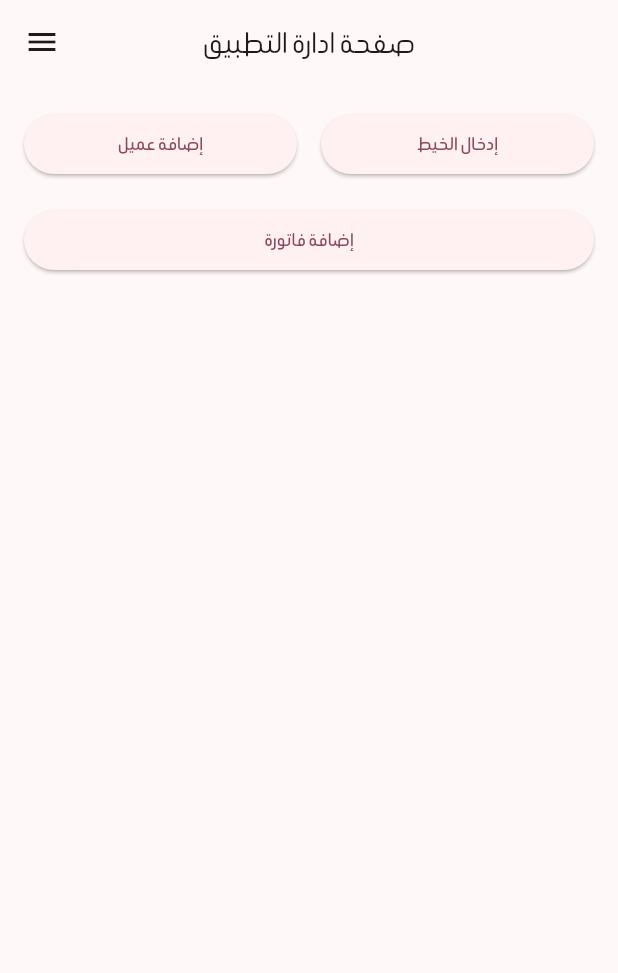
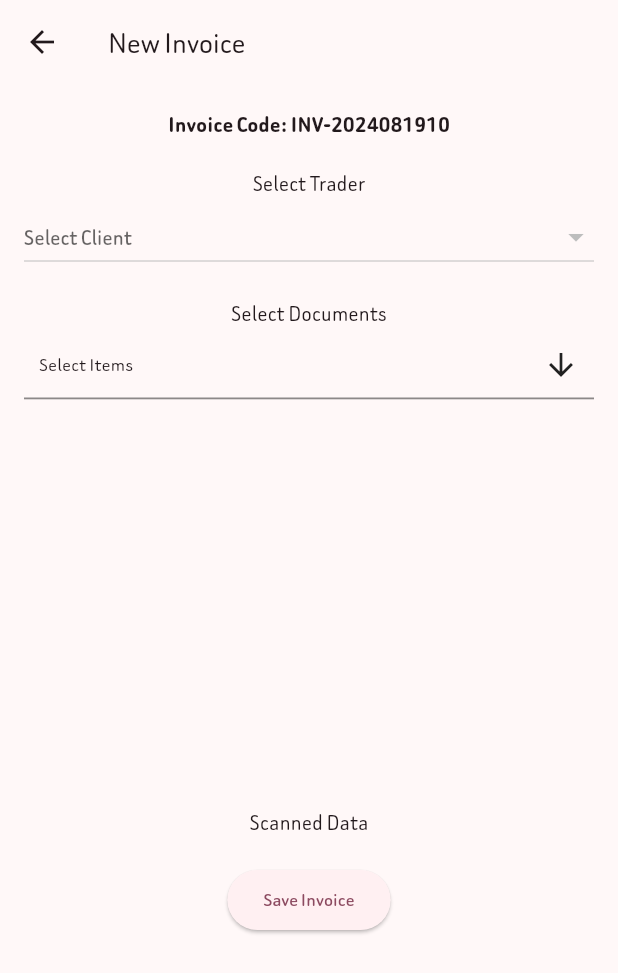
Before and after one commit to abozozzaher/panel_control, a Flutter app: the AdminHomePage screen opened directly with empty values, after a tap on "إضافة فاتورة", on a phone screen of 412 x 824 dp. Shown: the top 973 px of the screen. Run offline on Flutter 3.47's test engine with Material 3 defaults, Android fonts, the phone set to English and light mode, and no system bars; drawn by our look-alikes of multi_select_flutter; our stand-ins replace cached_network_image, cloud_firestore, file_picker, firebase_auth, firebase_core, firebase_storage and 9 more; missing offline and left inert: qr_code_scanner; accounts and stored records are empty; generated files the repository leaves out were written again.

Commit message:
وصلت عند عمل فاتورة

```diff
--- a/lib/main.dart
+++ b/lib/main.dart
@@ -17,6 +17,7 @@ import 'pages/addNewProduct/NewItem.dart';
 import 'pages/product/ProductPage.dart';
 import 'pages/scan/ScanItem.dart';
 import 'provider/scan_item_provider.dart';
+import 'provider/trader_provider.dart';
 import 'provider/user_provider.dart';
 import 'test.dart';
 import 'test2.dart';
@@ -37,6 +38,7 @@ void main() async {
 كل عملية ادخال تسجل واخراج تسجل وفي الحقل الاول يستجل التاريخ مثل
       formattedCreatedAt: '+ $codeIdYarn'
 وفي حال كان ادخال نضع + واخراج او ناقص -
+نضيف كلمة دخل او اخراج جانب القيمة لتصنيف الجملة هل هي ادخال او اخراج
 التفكير في طريقة عمل صفحة لادارة الموجودات وحسابات العميل
 اضافة مع جو كونتكس للصفحة نيفيكوتر بوش
 add novigator. push . context.go('/'); اريد بناء هذا الشكل
@@ -58,6 +60,7 @@ https://davbfr.github.io/dart_pdf/
         ChangeNotifierProvider<UserProvider>(create: (_) => userProvider),
         ChangeNotifierProvider<ScanItemProvider>(
             create: (_) => ScanItemProvider()),
+        ChangeNotifierProvider<TraderProvider>(create: (_) => TraderProvider()),
       ],
       child: MyApp(isLoggedIn: isLoggedIn),
     ),
--- a/lib/model/clien.dart
+++ b/lib/model/clien.dart
@@ -1,3 +1,4 @@
+import 'package:cloud_firestore/cloud_firestore.dart';
 import 'package:intl/intl.dart';
 
 class ClienData {
@@ -31,4 +32,16 @@ class ClienData {
       'codeIdClien': codeIdClien,
     };
   }
+
+  factory ClienData.fromMap(Map<String, dynamic> data) {
+    return ClienData(
+      fullNameArabic: data['fullNameArabic'],
+      fullNameEnglish: data['fullNameEnglish'],
+      address: data['address'],
+      phoneNumber: data['phoneNumber'],
+      createdAt:
+          DateFormat('yyyy-MM-dd HH:mm:ss', 'en').parse(data['createdAt']),
+      codeIdClien: data['codeIdClien'],
+    );
+  }
 }
--- /dev/null
+++ b/lib/model/invoice.dart
@@ -0,0 +1,13 @@
+class Invoice {
+  String invoiceCode;
+  String traderCode;
+  List<String> documentCodes;
+  List<String> scannedData;
+
+  Invoice({
+    required this.invoiceCode,
+    required this.traderCode,
+    required this.documentCodes,
+    required this.scannedData,
+  });
+}
--- a/lib/pages/adminHome.dart
+++ b/lib/pages/adminHome.dart
@@ -4,6 +4,7 @@ import 'package:go_router/go_router.dart';
 import '../generated/l10n.dart';
 import '../service/app_drawer.dart';
 import 'clien/addClien.dart';
+import 'invoice/newInvoice.dart';
 import 'yarn/addNewYarn.dart';
 
 class AdminHomePage extends StatefulWidget {
@@ -92,6 +93,13 @@ class _AdminHomePageState extends State<AdminHomePage> {
                     onPressed: () {
                       // هنا تضيف الكود الذي سيتم تنفيذه عند الضغط على الزر
                       print('تم الضغط على إضافة فاتورة');
+                      Navigator.of(context).push(
+                        MaterialPageRoute(
+                          builder: (context) => InvoiceNewAdd(
+                              toggleTheme: widget.toggleTheme,
+                              toggleLocale: widget.toggleTheme),
+                        ),
+                      );
                     },
                     child: Text('إضافة فاتورة'),
                   ),
--- /dev/null
+++ b/lib/pages/invoice/TraderDropdown.dart
@@ -0,0 +1,100 @@
+import 'package:cloud_firestore/cloud_firestore.dart';
+import 'package:flutter/material.dart';
+import 'package:provider/provider.dart';
+
+import '../../data/dataBase.dart';
+import '../../model/clien.dart';
+import '../../provider/trader_provider.dart';
+
+class TraderDropdown extends StatefulWidget {
+  @override
+  State<TraderDropdown> createState() => _TraderDropdownState();
+}
+
+class _TraderDropdownState extends State<TraderDropdown> {
+  List<ClienData> clients = [];
+  bool isLoading = true;
+  @override
+  void initState() {
+    super.initState();
+    fetchClientsFromFirebase();
+  }
+
+  Future<void> fetchClientsFromFirebase() async {
+    try {
+      QuerySnapshot snapshot =
+          await FirebaseFirestore.instance.collection('cliens').get();
+      setState(() {
+        clients = snapshot.docs.map((doc) {
+          return ClienData.fromMap(doc.data() as Map<String, dynamic>);
+        }).toList();
+        isLoading = false;
+      });
+    } catch (e) {
+      print('Error fetching clients: $e');
+      setState(() {
+        isLoading = false;
+      });
+    }
+  }
+
+  @override
+  Widget build(BuildContext context) {
+    return Consumer<TraderProvider>(
+      builder: (context, provider, child) {
+        if (isLoading) {
+          return CircularProgressIndicator();
+        }
+
+        return DropdownButton<String>(
+            hint: Text('Select Client'),
+            isExpanded: true,
+            items: clients.map((client) {
+              return DropdownMenuItem<String>(
+                value: client.codeIdClien,
+                child: Text(client.fullNameEnglish),
+              );
+            }).toList(),
+            onChanged: (String? selectedCode) async {
+              if (selectedCode != null) {
+                print('Selected Code: $selectedCode'); // للتحقق من الكود المحدد
+
+                final selectedClient = clients.firstWhere(
+                  (client) => client.codeIdClien == selectedCode,
+                  orElse: () => ClienData(
+                    fullNameArabic: '',
+                    fullNameEnglish: '',
+                    address: '',
+                    phoneNumber: '',
+                    createdAt: DateTime.now(),
+                    codeIdClien: '',
+                  ),
+                );
+
+                if (selectedClient != null) {
+                  print(
+                      'Client found: ${selectedClient.fullNameEnglish}'); // التحقق من العثور على العميل
+/*
+                  // حفظ بيانات العميل في Provider
+                  provider.setTrader(selectedClient.codeIdClien,
+                      selectedClient.fullNameEnglish);
+
+                  // حفظ بيانات العميل في SQLite
+                  final dbHelper = DatabaseHelper();
+                  await dbHelper.insertCodeDetails(
+                    selectedClient.codeIdClien,
+                    selectedClient.toMap().toString(),
+                  );
+*/
+                  ScaffoldMessenger.of(context).showSnackBar(
+                    SnackBar(content: Text('Client saved successfully')),
+                  );
+                } else {
+                  print('Client not found'); // في حالة عدم العثور على العميل
+                }
+              }
+            });
+      },
+    );
+  }
+}
--- /dev/null
+++ b/lib/pages/invoice/docDropdown.dart
@@ -0,0 +1,75 @@
+import 'package:flutter/material.dart';
+import 'package:cloud_firestore/cloud_firestore.dart';
+import 'package:multi_select_flutter/multi_select_flutter.dart';
+
+class DocumentDropdown extends StatefulWidget {
+  @override
+  _DocumentDropdownState createState() => _DocumentDropdownState();
+}
+
+class _DocumentDropdownState extends State<DocumentDropdown> {
+  List<MultiSelectItem<String>> _items = [];
+  List<String> _selectedItems = [];
+
+  @override
+  void initState() {
+    super.initState();
+    _fetchDocuments();
+  }
+
+  // جلب البيانات من الفايربيس
+  Future<void> _fetchDocuments() async {
+    QuerySnapshot querySnapshot = await FirebaseFirestore.instance
+        .collection('seles')
+        .where('not_attached_to_client', isEqualTo: false)
+        .get();
+
+    List<MultiSelectItem<String>> items = [];
+    for (var doc in querySnapshot.docs) {
+      String documentName = doc.id; // or doc['name'] if you have a name field
+      /*    List<dynamic> scannedData = doc['scannedData'];
+
+      List<MultiSelectItem<String>> groupItems = scannedData
+          .map((data) => MultiSelectItem<String>(data, data))
+          .toList();
+
+      MultiSelectGroup<String> documentGroup = MultiSelectGroup<String>(
+        documentName,
+        groupItems,
+      );
+
+
+      items.add(MultiSelectItem<String>(documentName, documentName));
+      items.addAll(groupItems);
+
+       */
+      items.add(MultiSelectItem<String>(documentName, documentName));
+    }
+
+    setState(() {
+      _items = items;
+    });
+  }
+
+  @override
+  Widget build(BuildContext context) {
+    return Column(
+      children: [
+        Container(
+          height: 300,
+          child: MultiSelectDialogField(
+            items: _items,
+            title: Text("Select Scanned Data"),
+            buttonText: Text("Select Items"),
+            onConfirm: (List<String> selected) {
+              setState(() {
+                _selectedItems = selected;
+              });
+            },
+            listType: MultiSelectListType.LIST,
+          ),
+        ),
+      ],
+    );
+  }
+}
--- /dev/null
+++ b/lib/pages/invoice/newInvoice.dart
@@ -0,0 +1,113 @@
+import 'package:flutter/material.dart';
+import 'package:provider/provider.dart';
+import '../../model/invoice.dart';
+import '../../provider/trader_provider.dart';
+import 'TraderDropdown.dart';
+import 'docDropdown.dart';
+import 'scannedData.dart';
+
+class InvoiceNewAdd extends StatefulWidget {
+  final VoidCallback toggleTheme;
+  final VoidCallback toggleLocale;
+
+  const InvoiceNewAdd(
+      {super.key, required this.toggleTheme, required this.toggleLocale});
+  @override
+  _InvoiceNewAddState createState() => _InvoiceNewAddState();
+}
+
+class _InvoiceNewAddState extends State<InvoiceNewAdd> {
+  String? invoiceCode;
+  List<String> selectedDocuments = [];
+  List<String> scannedData = [];
+
+  @override
+  void initState() {
+    super.initState();
+    invoiceCode = generateInvoiceCode();
+  }
+
+  String generateInvoiceCode() {
+    final DateTime now = DateTime.now();
+    final String formattedDate =
+        '${now.year}${now.month.toString().padLeft(2, '0')}${now.day.toString().padLeft(2, '0')}${now.hour}';
+    return 'INV-$formattedDate';
+  }
+
+  @override
+  Widget build(BuildContext context) {
+    return Scaffold(
+      appBar: AppBar(
+        title: Text('New Invoice', textAlign: TextAlign.center),
+      ),
+      body: Padding(
+        padding: const EdgeInsets.all(16.0),
+        child: Column(
+          crossAxisAlignment: CrossAxisAlignment.center,
+          children: [
+            // عرض كود الفاتورة
+            Text('Invoice Code: $invoiceCode',
+                style: TextStyle(fontSize: 16, fontWeight: FontWeight.bold)),
+
+            SizedBox(height: 16),
+
+            // منسدلة اختيار التاجر
+            Text('Select Trader', style: TextStyle(fontSize: 16)),
+            TraderDropdown(),
+
+            SizedBox(height: 16),
+
+            // منسدلة اختيار المستندات
+            Text('Select Documents', style: TextStyle(fontSize: 16)),
+            DocumentDropdown(),
+
+            SizedBox(height: 16),
+
+            // عرض البيانات المستخرجة من المستندات المختارة
+            Text('Scanned Data', style: TextStyle(fontSize: 16)),
+            //  Expanded(child: ScannedDataList(scannedData)),
+
+            SizedBox(height: 16),
+
+            // زر حفظ الفاتورة
+            ElevatedButton(
+              onPressed: () {
+                // جلب التاجر المحدد
+                final traderProvider =
+                    Provider.of<TraderProvider>(context, listen: false);
+
+                // التحقق من وجود التاجر والمستندات
+                if (traderProvider.traderCode.isEmpty ||
+                    selectedDocuments.isEmpty) {
+                  ScaffoldMessenger.of(context).showSnackBar(SnackBar(
+                      content: Text('Please select trader and documents')));
+                  return;
+                }
+
+                // إنشاء الفاتورة
+                final invoice = Invoice(
+                  invoiceCode: invoiceCode!,
+                  traderCode: traderProvider.traderCode,
+                  documentCodes: selectedDocuments,
+                  scannedData: scannedData,
+                );
+
+                // قم بحفظ الفاتورة في Firebase أو أي تخزين آخر
+                saveInvoice(invoice);
+
+                ScaffoldMessenger.of(context)
+                    .showSnackBar(SnackBar(content: Text('Invoice Saved')));
+              },
+              child: Text('Save Invoice'),
+            ),
+          ],
+        ),
+      ),
+    );
+  }
+
+  // دالة حفظ الفاتورة
+  void saveInvoice(Invoice invoice) {
+    // أضف الكود هنا لحفظ الفاتورة في قاعدة البيانات (Firebase مثلاً)
+  }
+}
--- /dev/null
+++ b/lib/pages/invoice/scannedData.dart
@@ -0,0 +1,19 @@
+import 'package:flutter/material.dart';
+
+class ScannedDataList extends StatelessWidget {
+  final List<String> _selectedItems;
+
+  ScannedDataList(this._selectedItems);
+
+  @override
+  Widget build(BuildContext context) {
+    return ListView.builder(
+      itemCount: _selectedItems.length,
+      itemBuilder: (context, index) {
+        return ListTile(
+          title: Text(_selectedItems[index]),
+        );
+      },
+    );
+  }
+}
--- /dev/null
+++ b/lib/provider/trader_provider.dart
@@ -0,0 +1,12 @@
+import 'package:flutter/material.dart';
+
+class TraderProvider with ChangeNotifier {
+  String traderCode = '';
+  String traderName = '';
+
+  void setTrader(String code, String name) {
+    traderCode = code;
+    traderName = name;
+    notifyListeners();
+  }
+}
--- a/pubspec.yaml
+++ b/pubspec.yaml
@@ -56,6 +56,7 @@ dependencies:
   #sqflite_common_ffi: any
   #sqflite_common_ffi_web: any
   #sqlite3_flutter_libs: any
+  multi_select_flutter: ^4.1.3
 
   google_fonts: ^6.2.1
 
```
Also changed, not shown: pubspec.lock.
